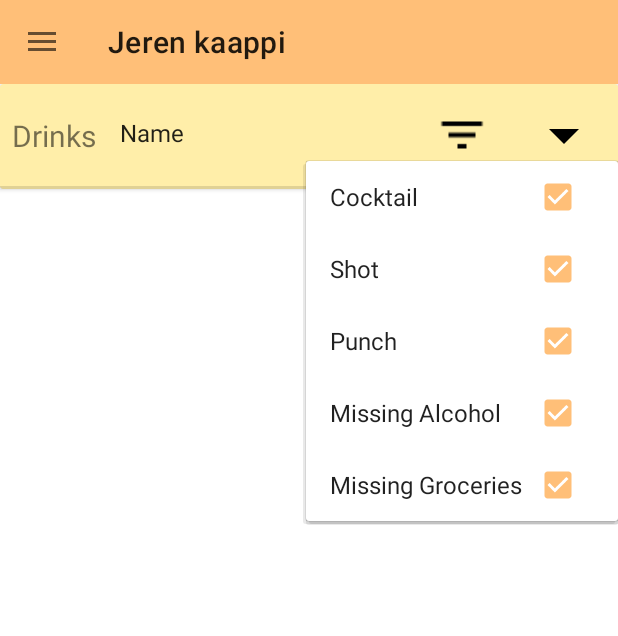
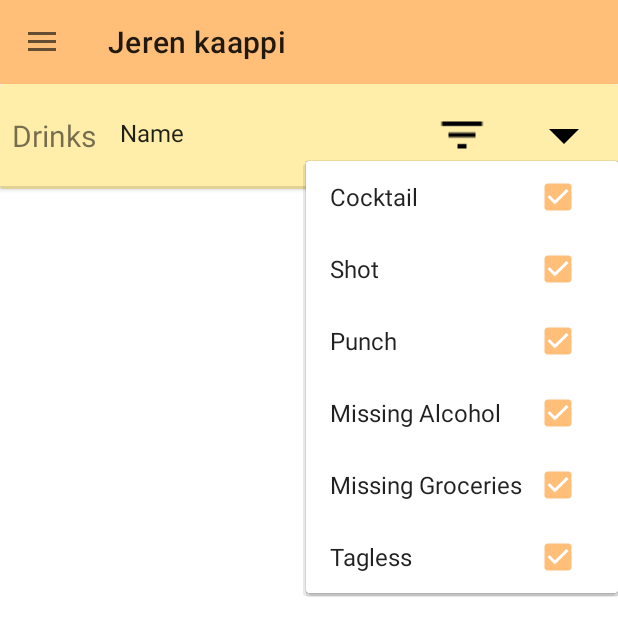
Before and after one commit to rannasta-suomeen/rsm, an Android app: the screen it shows after launch (MainActivity), after a tap on an icon or button, on a phone screen of 412 x 824 dp. Shown: the top 636 px of the screen. Run offline under Robolectric (Android 15) with nearby library versions, the phone set to English and light mode, and no system bars; 13 statements that could not run were skipped; 2 other taps on this screen came first.

Commit message:
Add: Ability to filter tagless drinks

```diff
--- a/app/src/main/java/com/rannasta_suomeen/main_fragments/DrinksFragment.kt
+++ b/app/src/main/java/com/rannasta_suomeen/main_fragments/DrinksFragment.kt
@@ -60,11 +60,11 @@ class DrinksFragment(val activity: Activity, private val settings: Settings, pri
         sortByDirButton.setImageResource(img)
         sortByDirButton.setOnClickListener {
             sortByAsc = !sortByAsc
-            val img  = when (sortByAsc){
+            val imgDynamic  = when (sortByAsc){
                 true -> R.drawable.ic_baseline_arrow_drop_up_24
                 false -> R.drawable.ic_baseline_arrow_drop_down_24
             }
-            sortByDirButton.setImageResource(img)
+            sortByDirButton.setImageResource(imgDynamic)
             updateSelection()
         }
 
@@ -104,6 +104,7 @@ class DrinksFragment(val activity: Activity, private val settings: Settings, pri
                             R.id.menuDrinkFilterShot -> d.type == DrinkType.shot
                             R.id.menuDrinkFilterMakeable -> r.missingIngredientsAlcoholic(ownedIngredients) != 0
                             R.id.menuDrinkFilterMakeableGrocery -> r.missingIngredientsNonAlcoholic(ownedIngredients) != 0
+                            R.id.menuDrinkFilterTagless -> d.tag_list.isEmpty()
                             0 -> d.tag_list.contains(i.title)
                             else -> false
                         }
--- a/app/src/main/res/menu/menu_drink_filter.xml
+++ b/app/src/main/res/menu/menu_drink_filter.xml
@@ -21,6 +21,10 @@
             android:id="@+id/menuDrinkFilterMakeableGrocery"
             android:title="@string/unmakebleGrocery"
             android:checked="true"/>
+        <item
+            android:id="@+id/menuDrinkFilterTagless"
+            android:title="@string/tagless"
+            android:checked="true"/>
 
     </group>
 </menu>
--- a/app/src/main/res/values/strings.xml
+++ b/app/src/main/res/values/strings.xml
@@ -17,6 +17,7 @@
     <string name="punch">Punch</string>
     <string name="unmakeble">Missing Alcohol</string>
     <string name="unmakebleGrocery">Missing Groceries</string>
+    <string name="tagless">Tagless</string>
     <string name="remember_me">Remember me</string>
     <string name="pref_file_key">preferences</string>
     <string name="no_cabinet_selected">No cabinet selected</string>
```
